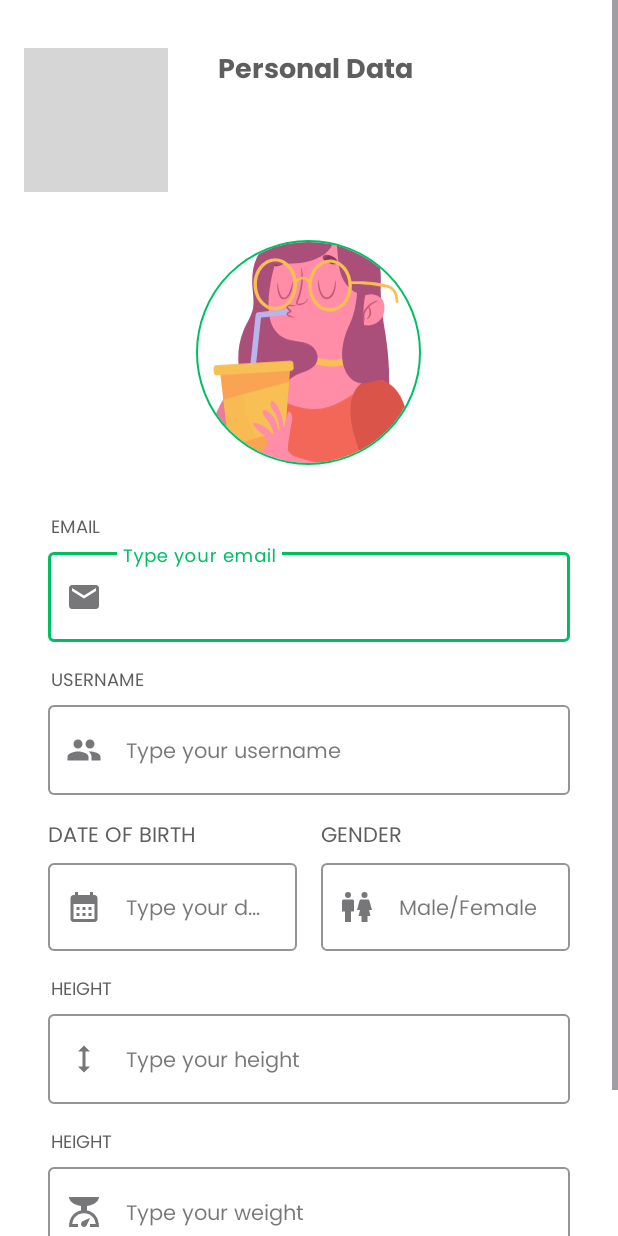
After one commit to Nutriant/nutriant-app, an Android app: the PersonalDataActivity screen opened directly, with no data from a screen before it, on a phone screen of 412 x 824 dp. The commit adds this screen. Run offline under Robolectric (Android 15) with nearby library versions, the phone set to English and light mode, and no system bars; our stand-ins replace CircleImageView; grey boxes are pictures that could not be loaded.

Commit message:
Update feature personal data and popup activity

```diff
--- a/app/src/main/AndroidManifest.xml
+++ b/app/src/main/AndroidManifest.xml
@@ -19,6 +19,9 @@
         android:supportsRtl="true"
         android:theme="@style/Theme.Nutrient"
         tools:targetApi="31">
+        <activity
+            android:name=".ui.activities.PersonalDataActivity"
+            android:exported="false" />
         <activity
             android:name=".ui.activities.SearchArticlesActivity"
             android:exported="false" />
--- /dev/null
+++ b/app/src/main/java/com/dicoding/nutrient/ui/activities/PersonalDataActivity.kt
@@ -0,0 +1,48 @@
+package com.dicoding.nutrient.ui.activities
+
+import android.app.Dialog
+import android.content.Intent
+import androidx.appcompat.app.AppCompatActivity
+import android.os.Bundle
+import android.widget.LinearLayout
+import androidx.core.content.ContentProviderCompat.requireContext
+import com.dicoding.nutrient.R
+import com.dicoding.nutrient.databinding.ActivityPersonalDataBinding
+import com.dicoding.nutrient.databinding.CustomPopupDialogBinding
+import com.dicoding.nutrient.databinding.CustomPopupDialogSaveBinding
+import com.dicoding.nutrient.ui.fragments.dashboard.ProfileFragment
+
+class PersonalDataActivity : AppCompatActivity() {
+    private lateinit var binding: ActivityPersonalDataBinding
+
+    override fun onCreate(savedInstanceState: Bundle?) {
+        super.onCreate(savedInstanceState)
+        binding = ActivityPersonalDataBinding.inflate(layoutInflater)
+        setContentView(binding.root)
+
+
+        binding.ivBack.setOnClickListener {
+            startActivity(Intent(this, DashboardWithBotNavActivity::class.java))
+        }
+
+        binding.btSaveProfile.setOnClickListener {
+            showDialog()
+        }
+
+    }
+
+    private fun showDialog() {
+        val dialog = Dialog(this)
+        val dialogBinding = CustomPopupDialogSaveBinding.inflate(layoutInflater)
+        dialog.setContentView(dialogBinding.root)
+        dialog.show()
+
+        dialogBinding.btDialogCancel.setOnClickListener {
+            dialog.dismiss()
+        }
+
+        dialogBinding.btDialogLogout.setOnClickListener {
+            dialog.dismiss()
+        }
+    }
+}
--- a/app/src/main/java/com/dicoding/nutrient/ui/fragments/dashboard/ProfileFragment.kt
+++ b/app/src/main/java/com/dicoding/nutrient/ui/fragments/dashboard/ProfileFragment.kt
@@ -1,6 +1,7 @@
 package com.dicoding.nutrient.ui.fragments.dashboard
 
 import android.app.Dialog
+import android.content.Intent
 import androidx.appcompat.app.AppCompatActivity
 import android.os.Bundle
 import android.view.LayoutInflater
@@ -10,6 +11,7 @@ import androidx.fragment.app.Fragment
 import com.dicoding.nutrient.R
 import com.dicoding.nutrient.databinding.ActivityProfileFragmentBinding
 import com.dicoding.nutrient.databinding.CustomPopupDialogBinding
+import com.dicoding.nutrient.ui.activities.PersonalDataActivity
 import com.google.android.material.button.MaterialButton
 
 class ProfileFragment : Fragment() {
@@ -30,6 +32,10 @@ class ProfileFragment : Fragment() {
         binding.layoutSignOut.setOnClickListener {
             showDialog()
         }
+
+        binding.layoutPersonalData.setOnClickListener{
+            startActivity(Intent(requireContext(), PersonalDataActivity::class.java))
+        }
     }
 
     private fun showDialog() {
--- /dev/null
+++ b/app/src/main/res/drawable/baseline_scale_24.xml
@@ -0,0 +1,5 @@
+<vector android:height="24dp" android:tint="#000000"
+    android:viewportHeight="24" android:viewportWidth="24"
+    android:width="24dp" xmlns:android="http://schemas.android.com/apk/res/android">
+    <path android:fillColor="@android:color/white" android:pathData="M14,11V8c4.56,-0.58 8,-3.1 8,-6H2c0,2.9 3.44,5.42 8,6l0,3c-3.68,0.73 -8,3.61 -8,11h6v-2H4.13c0.93,-6.83 6.65,-7.2 7.87,-7.2s6.94,0.37 7.87,7.2H16v2h6C22,14.61 17.68,11.73 14,11zM12,22c-1.1,0 -2,-0.9 -2,-2c0,-0.55 0.22,-1.05 0.59,-1.41C11.39,17.79 16,16 16,16s-1.79,4.61 -2.59,5.41C13.05,21.78 12.55,22 12,22z"/>
+</vector>
--- /dev/null
+++ b/app/src/main/res/drawable/malefemale.xml
@@ -0,0 +1,18 @@
+<vector xmlns:android="http://schemas.android.com/apk/res/android"
+    android:width="24dp"
+    android:height="24dp"
+    android:viewportWidth="24"
+    android:viewportHeight="24">
+  <path
+      android:fillColor="#FF000000"
+      android:pathData="M6,4m-2,0a2,2 0,1 1,4 0a2,2 0,1 1,-4 0"/>
+  <path
+      android:fillColor="#FF000000"
+      android:pathData="M9,7H3a1,1 0,0 0,-1 1v7h2v7h4v-7h2V8a1,1 0,0 0,-1 -1z"/>
+  <path
+      android:fillColor="#FF000000"
+      android:pathData="M17,4m-2,0a2,2 0,1 1,4 0a2,2 0,1 1,-4 0"/>
+  <path
+      android:fillColor="#FF000000"
+      android:pathData="M20.21,7.73a1,1 0,0 0,-1 -0.73h-4.5a1,1 0,0 0,-1 0.73L12,14h2l-1,4h2v4h4v-4h2l-1,-4h2z"/>
+</vector>
--- /dev/null
+++ b/app/src/main/res/layout/activity_personal_data.xml
@@ -0,0 +1,271 @@
+<?xml version="1.0" encoding="utf-8"?>
+<ScrollView xmlns:android="http://schemas.android.com/apk/res/android"
+    xmlns:app="http://schemas.android.com/apk/res-auto"
+    xmlns:tools="http://schemas.android.com/tools"
+    android:layout_width="match_parent"
+    android:layout_height="match_parent"
+    tools:context=".ui.activities.PersonalDataActivity">
+
+    <LinearLayout
+        android:layout_width="match_parent"
+        android:layout_height="wrap_content"
+        android:background="@color/white"
+        android:orientation="vertical"
+        android:padding="16dp">
+
+        <FrameLayout
+            android:layout_width="match_parent"
+            android:layout_height="wrap_content"
+            android:layout_marginTop="16dp"
+            android:gravity="center">
+
+            <ImageView
+                android:id="@+id/iv_back"
+                android:layout_width="wrap_content"
+                android:layout_height="wrap_content"
+                android:src="@drawable/backnavs"/>
+
+            <TextView
+                android:id="@+id/tvPersonalData"
+                android:layout_width="match_parent"
+                android:layout_height="wrap_content"
+                android:layout_marginStart="8dp"
+                android:fontFamily="@font/poppinsbold"
+                android:text="@string/personal_data"
+                android:gravity="center"
+                android:textSize="18sp" />
+        </FrameLayout>
+
+        <de.hdodenhof.circleimageview.CircleImageView
+            android:layout_width="150dp"
+            android:layout_height="150dp"
+            android:layout_gravity="center"
+            android:layout_marginTop="32dp"
+            android:src="@drawable/avatar_dummy"
+            app:civ_border_color="@color/greenApps"
+            app:civ_border_width="1dp" />
+
+        <TextView
+            android:id="@+id/tvTitleEmail"
+            android:layout_width="wrap_content"
+            android:layout_height="wrap_content"
+            android:layout_marginStart="18dp"
+            android:layout_marginTop="32dp"
+            android:fontFamily="@font/poppinsregular"
+            android:text="@string/email_title"
+            android:textSize="12sp" />
+
+        <com.google.android.material.textfield.TextInputLayout
+            android:id="@+id/textInputLayoutEmail"
+            style="@style/LoginTextInputOuterFieldStyle"
+            android:layout_width="match_parent"
+            android:layout_height="wrap_content"
+            android:layout_marginHorizontal="16dp"
+            android:alpha="1"
+            app:boxStrokeColor="@color/greenApps"
+            app:hintTextColor="@color/greenApps"
+            app:startIconDrawable="@drawable/baseline_email_24"
+            tools:alpha="100">
+
+            <EditText
+                android:id="@+id/ed_personaldata_email"
+                style="@style/LoginTextInputInnerFieldStyle"
+                android:layout_width="match_parent"
+                android:layout_height="wrap_content"
+                android:autofillHints="emailAddress"
+                android:fontFamily="@font/poppinsregular"
+                android:hint="@string/ph_email"
+                android:inputType="textEmailAddress"
+                android:padding="18dp" />
+        </com.google.android.material.textfield.TextInputLayout>
+
+        <TextView
+            android:id="@+id/tvTitleUsername"
+            android:layout_width="wrap_content"
+            android:layout_height="wrap_content"
+            android:layout_marginStart="18dp"
+            android:layout_marginTop="16dp"
+            android:fontFamily="@font/poppinsregular"
+            android:text="@string/username"
+            android:textSize="12sp" />
+
+        <com.google.android.material.textfield.TextInputLayout
+            android:id="@+id/textInputLayoutUsername"
+            style="@style/LoginTextInputOuterFieldStyle"
+            android:layout_width="match_parent"
+            android:layout_height="wrap_content"
+            android:layout_marginHorizontal="16dp"
+            android:alpha="1"
+            app:boxStrokeColor="@color/greenApps"
+            app:hintTextColor="@color/greenApps"
+            app:startIconDrawable="@drawable/baseline_people_24"
+            tools:alpha="100">
+
+            <EditText
+                android:id="@+id/ed_personaldata_username"
+                style="@style/LoginTextInputInnerFieldStyle"
+                android:layout_width="match_parent"
+                android:layout_height="wrap_content"
+                android:autofillHints="name"
+                android:fontFamily="@font/poppinsregular"
+                android:hint="@string/ph_username"
+                android:inputType="text"
+                android:padding="18dp" />
+        </com.google.android.material.textfield.TextInputLayout>
+
+        <LinearLayout
+            android:layout_width="match_parent"
+            android:layout_height="wrap_content"
+            android:layout_marginStart="16dp"
+            android:layout_marginTop="16dp"
+            android:layout_marginEnd="16dp"
+            android:orientation="horizontal">
+
+            <LinearLayout
+                android:layout_width="0dp"
+                android:layout_height="wrap_content"
+                android:layout_marginEnd="16dp"
+                android:layout_weight="1"
+                android:orientation="vertical">
+
+                <TextView
+                    android:id="@+id/tvTitleDateOfBirth"
+                    android:layout_width="wrap_content"
+                    android:layout_height="wrap_content"
+                    android:fontFamily="@font/poppinsregular"
+                    android:text="@string/date_of_birth" />
+
+                <com.google.android.material.textfield.TextInputLayout
+                    android:id="@+id/textInputLayoutDOB"
+                    style="@style/LoginTextInputOuterFieldStyle"
+                    android:layout_width="match_parent"
+                    android:layout_height="wrap_content"
+                    app:boxStrokeColor="@color/greenApps"
+                    app:hintTextColor="@color/greenApps"
+                    app:startIconDrawable="@drawable/baseline_calendar_month_24">
+
+                    <EditText
+                        android:id="@+id/ed_field1"
+                        style="@style/LoginTextInputInnerFieldStyle"
+                        android:layout_width="match_parent"
+                        android:layout_height="wrap_content"
+                        android:fontFamily="@font/poppinsregular"
+                        android:hint="@string/ph_dateOfBirth"
+                        android:inputType="date" />
+                </com.google.android.material.textfield.TextInputLayout>
+            </LinearLayout>
+
+            <LinearLayout
+                android:layout_width="0dp"
+                android:layout_height="wrap_content"
+                android:layout_weight="1"
+                android:orientation="vertical">
+
+                <TextView
+                    android:layout_width="wrap_content"
+                    android:layout_height="wrap_content"
+                    android:fontFamily="@font/poppinsregular"
+                    android:text="@string/gender" />
+
+                <com.google.android.material.textfield.TextInputLayout
+                    android:id="@+id/textInputLayoutField2"
+                    style="@style/LoginTextInputOuterFieldStyle"
+                    android:layout_width="match_parent"
+                    android:layout_height="wrap_content"
+                    app:boxStrokeColor="@color/greenApps"
+                    app:hintTextColor="@color/greenApps"
+                    app:startIconDrawable="@drawable/malefemale">
+
+                    <EditText
+                        android:id="@+id/ed_field2"
+                        style="@style/LoginTextInputInnerFieldStyle"
+                        android:layout_width="match_parent"
+                        android:layout_height="wrap_content"
+                        android:fontFamily="@font/poppinsregular"
+                        android:hint="@string/ph_gender"
+                        android:inputType="text" />
+                </com.google.android.material.textfield.TextInputLayout>
+            </LinearLayout>
+        </LinearLayout>
+
+        <TextView
+            android:id="@+id/tvTitleHeight"
+            android:layout_width="wrap_content"
+            android:layout_height="wrap_content"
+            android:layout_marginStart="18dp"
+            android:layout_marginTop="16dp"
+            android:fontFamily="@font/poppinsregular"
+            android:text="@string/heightTitle"
+            android:textSize="12sp" />
+
+        <com.google.android.material.textfield.TextInputLayout
+            android:id="@+id/textInputLayoutHeight"
+            style="@style/LoginTextInputOuterFieldStyle"
+            android:layout_width="match_parent"
+            android:layout_height="wrap_content"
+            android:layout_marginHorizontal="16dp"
+            android:alpha="1"
+            app:boxStrokeColor="@color/greenApps"
+            app:hintTextColor="@color/greenApps"
+            app:startIconDrawable="@drawable/baseline_height_24"
+            tools:alpha="100">
+
+            <EditText
+                android:id="@+id/ed_personaldata_height"
+                style="@style/LoginTextInputInnerFieldStyle"
+                android:layout_width="match_parent"
+                android:layout_height="wrap_content"
+                android:fontFamily="@font/poppinsregular"
+                android:hint="@string/ph_height"
+                android:inputType="text"
+                android:padding="18dp"
+                tools:ignore="TextFields" />
+        </com.google.android.material.textfield.TextInputLayout>
+
+        <TextView
+            android:id="@+id/tvTitleWeight"
+            android:layout_width="wrap_content"
+            android:layout_height="wrap_content"
+            android:layout_marginStart="18dp"
+            android:layout_marginTop="16dp"
+            android:fontFamily="@font/poppinsregular"
+            android:text="@string/heightTitle"
+            android:textSize="12sp" />
+
+        <com.google.android.material.textfield.TextInputLayout
+            android:id="@+id/textInputLayoutWeight"
+            style="@style/LoginTextInputOuterFieldStyle"
+            android:layout_width="match_parent"
+            android:layout_height="wrap_content"
+            android:layout_marginHorizontal="16dp"
+            android:alpha="1"
+            app:boxStrokeColor="@color/greenApps"
+            app:hintTextColor="@color/greenApps"
+            app:startIconDrawable="@drawable/baseline_scale_24"
+            tools:alpha="100">
+
+            <EditText
+                android:id="@+id/ed_personaldata_weight"
+                style="@style/LoginTextInputInnerFieldStyle"
+                android:layout_width="match_parent"
+                android:layout_height="wrap_content"
+                android:fontFamily="@font/poppinsregular"
+                android:hint="@string/ph_weight"
+                android:inputType="text"
+                android:padding="18dp"
+                tools:ignore="TextFields" />
+        </com.google.android.material.textfield.TextInputLayout>
+
+        <androidx.appcompat.widget.AppCompatButton
+            android:id="@+id/btSaveProfile"
+            android:layout_width="match_parent"
+            android:layout_height="wrap_content"
+            android:layout_marginStart="16dp"
+            android:layout_marginTop="32dp"
+            android:layout_marginEnd="16dp"
+            android:background="@color/greenApps"
+            android:fontFamily="@font/poppinsregular"
+            android:text="@string/save_profile"
+            android:textColor="@color/white" />
+    </LinearLayout>
+</ScrollView>
--- a/app/src/main/res/layout/activity_self_assesment.xml
+++ b/app/src/main/res/layout/activity_self_assesment.xml
@@ -70,6 +70,7 @@
         </com.google.android.material.textfield.TextInputLayout>
 
         <TextView
+            android:layout_marginTop="16dp"
             android:id="@+id/tvTitleWeight"
             app:layout_constraintBottom_toTopOf="@+id/textInputLayoutWeight"
             app:layout_constraintEnd_toEndOf="parent"
@@ -90,7 +91,7 @@
             app:layout_constraintEnd_toEndOf="parent"
             app:layout_constraintStart_toStartOf="parent"
             app:layout_constraintTop_toBottomOf="@+id/tvTitleWeight"
-            app:startIconDrawable="@drawable/baseline_height_24"
+            app:startIconDrawable="@drawable/baseline_scale_24"
             tools:alpha="100"
             android:layout_width="0dp"
             android:layout_height="wrap_content"
--- /dev/null
+++ b/app/src/main/res/layout/custom_popup_dialog_save.xml
@@ -0,0 +1,76 @@
+<?xml version="1.0" encoding="utf-8"?>
+<androidx.cardview.widget.CardView xmlns:android="http://schemas.android.com/apk/res/android"
+    xmlns:app="http://schemas.android.com/apk/res-auto"
+    android:layout_width="match_parent"
+    android:layout_height="wrap_content"
+    app:cardElevation="20dp">
+
+    <androidx.constraintlayout.widget.ConstraintLayout
+        android:layout_width="match_parent"
+        android:layout_height="match_parent"
+        android:padding="8dp">
+
+        <TextView
+            android:id="@+id/titlePopUp"
+            android:layout_width="wrap_content"
+            android:layout_height="wrap_content"
+            android:fontFamily="@font/poppinsbold"
+            android:text="@string/save_changes"
+            android:textSize="20sp"
+            app:layout_constraintEnd_toEndOf="parent"
+            app:layout_constraintStart_toStartOf="parent"
+            app:layout_constraintTop_toTopOf="parent" />
+
+        <TextView
+            android:layout_marginTop="12dp"
+            android:id="@+id/confirmation"
+            android:layout_width="wrap_content"
+            android:layout_height="wrap_content"
+            android:fontFamily="@font/poppinsregular"
+            android:text="@string/title_custom_confirmation"
+            android:textSize="14sp"
+            app:layout_constraintEnd_toEndOf="@id/titlePopUp"
+            app:layout_constraintStart_toStartOf="@id/titlePopUp"
+            app:layout_constraintTop_toBottomOf="@id/titlePopUp" />
+
+        <LinearLayout
+            android:layout_width="wrap_content"
+            android:layout_height="wrap_content"
+            android:orientation="horizontal"
+            android:layout_marginTop="12dp"
+            app:layout_constraintBottom_toBottomOf="parent"
+            app:layout_constraintEnd_toEndOf="parent"
+            app:layout_constraintStart_toStartOf="parent"
+            app:layout_constraintTop_toBottomOf="@+id/confirmation">
+
+            <com.google.android.material.button.MaterialButton
+                android:padding="12dp"
+                android:id="@+id/btDialogCancel"
+                android:layout_width="0dp"
+                android:layout_height="match_parent"
+                android:layout_weight="1"
+                android:backgroundTint="@color/lightGray"
+                android:fontFamily="@font/poppinsregular"
+                android:text="@string/cancel"
+                android:textColor="@color/black"
+                android:textSize="12sp"
+                android:layout_marginEnd="12dp"
+                app:cornerRadius="6dp"/>
+
+            <com.google.android.material.button.MaterialButton
+                android:padding="12dp"
+                android:id="@+id/btDialogLogout"
+                android:layout_width="0dp"
+                android:layout_height="match_parent"
+                android:layout_weight="1"
+                android:backgroundTint="@color/greenApps"
+                android:fontFamily="@font/poppinsregular"
+                android:text="@string/yes_confirmation"
+                android:textColor="@color/white"
+                android:textSize="12sp"
+                app:strokeWidth="1dp"
+                android:layout_marginEnd="12dp"
+                app:cornerRadius="6dp"/>
+        </LinearLayout>
+    </androidx.constraintlayout.widget.ConstraintLayout>
+</androidx.cardview.widget.CardView>
--- a/app/src/main/res/values-night/themes.xml
+++ b/app/src/main/res/values-night/themes.xml
@@ -26,4 +26,6 @@
         <item name="colorPrimaryDark">@color/black</item>
         <item name="android:windowLightStatusBar">true</item>
     </style>
+
+    <style name="Theme.Nutrient" parent="Base.Theme.Nutrient" />
 </resources>
--- a/app/src/main/res/values/strings.xml
+++ b/app/src/main/res/values/strings.xml
@@ -76,4 +76,10 @@
     <string name="articlesDescription">Description</string>
     <string name="articlesReleaseDate">Released Date</string>
     <string name="history">History</string>
+    <string name="ph_gender">Male/Female</string>
+    <string name="heightTitle">HEIGHT</string>
+    <string name="save_profile">SAVE PROFILE</string>
+    <string name="save_changes">Save Changes</string>
+    <string name="title_custom_confirmation">Are you sure want to change your profile information?</string>
+    <string name="yes_confirmation">Yes</string>
 </resources>
```
